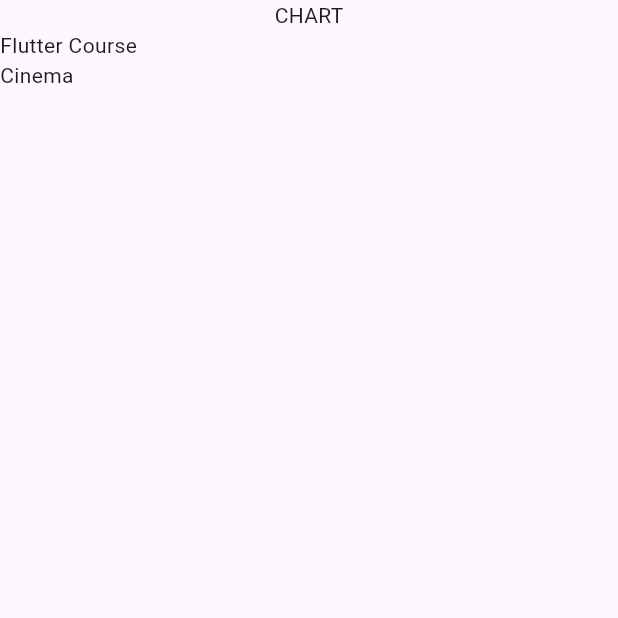
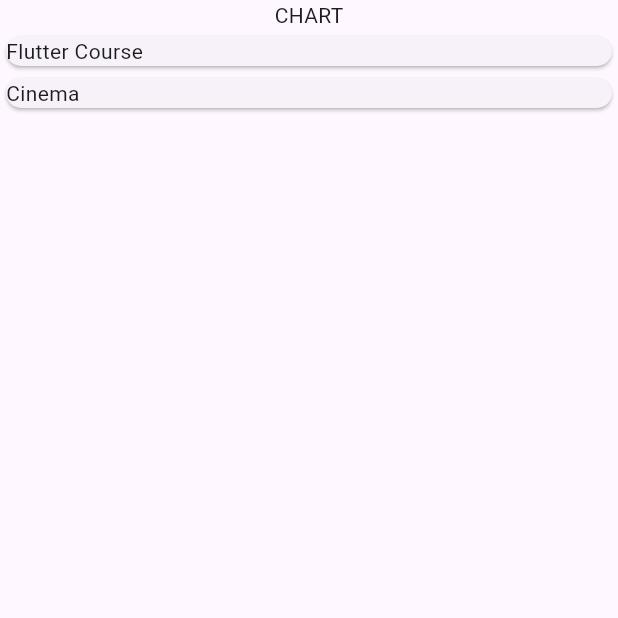
Before and after one commit to adogbeji/FlutterExpenseTrackerApp, a Flutter app: the screen it shows after launch, on a phone screen of 412 x 824 dp, the top half of it. Run offline on Flutter 3.47's test engine with Material 3 defaults, Android fonts, the phone set to English and light mode, and no system bars.

Commit message:
Use ExpenseItem widget in ExpensesList

```diff
--- a/lib/widgets/expenses_list/expenses_list.dart
+++ b/lib/widgets/expenses_list/expenses_list.dart
@@ -12,9 +12,7 @@ class ExpensesList extends StatelessWidget {
   Widget build(BuildContext context) {
     return ListView.builder(
       itemCount: expenses.length,
-      itemBuilder: (ctx, index) => Text(
-        expenses[index].title,
-      ),
+      itemBuilder: (ctx, index) => ExpenseItem(expenses[index]),
     );
   }
 }
```
